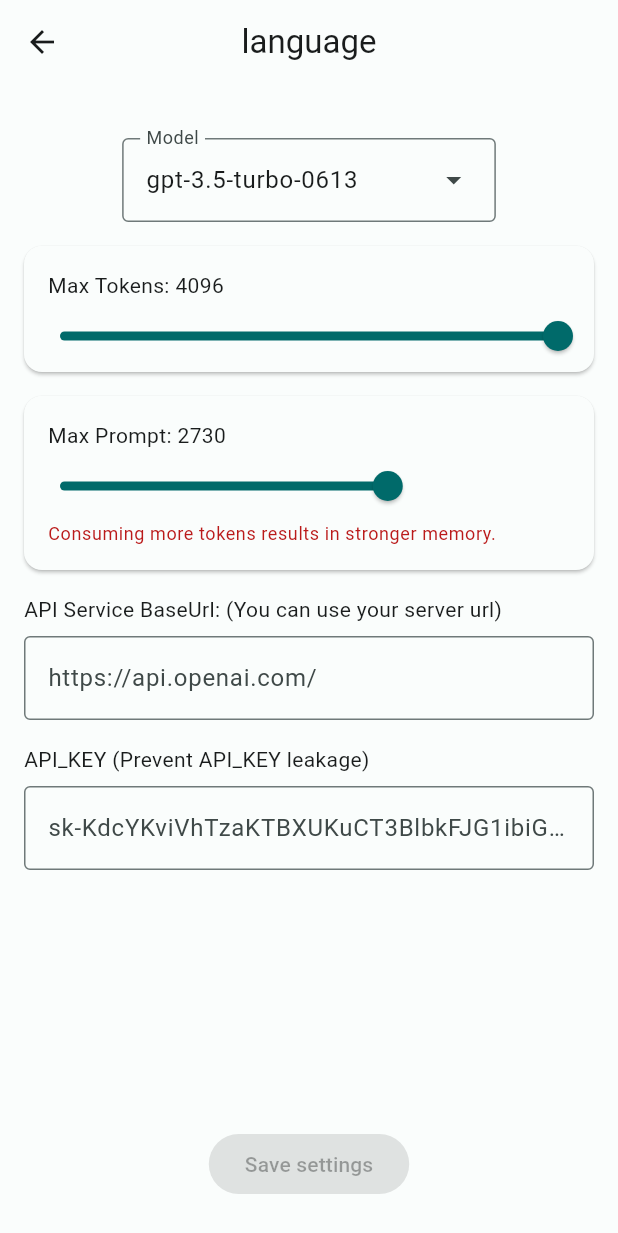
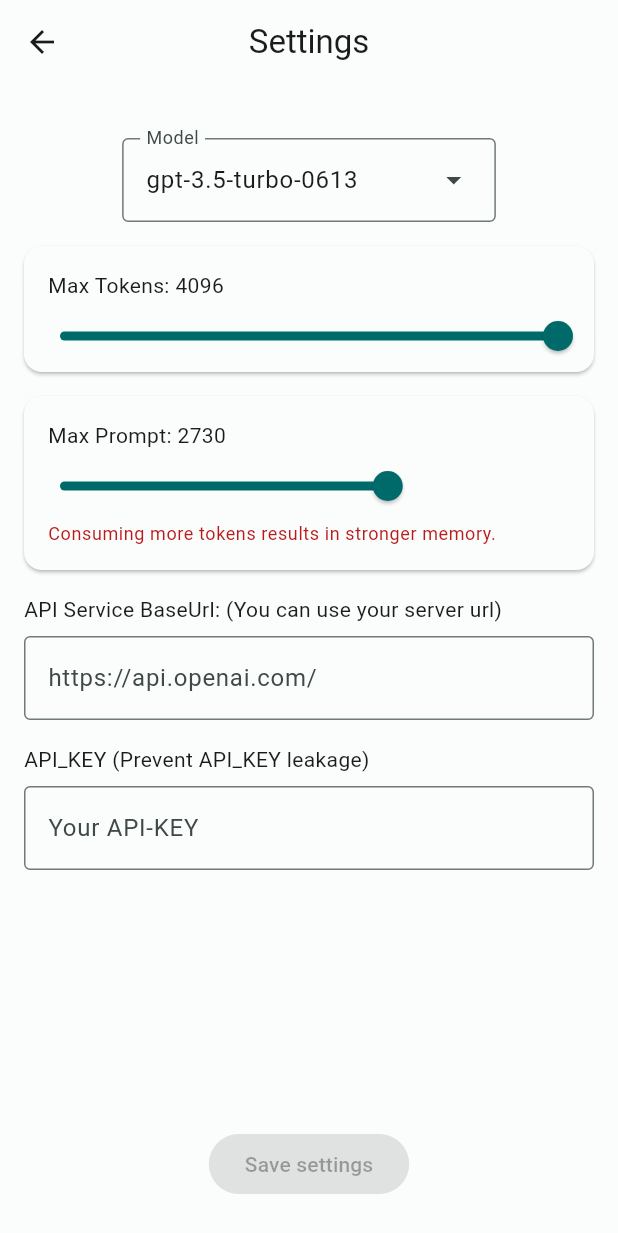
Before and after one commit to nb7123/OpenChatGPT-Client, a Flutter app: the SettingsOpenAiCompat screen opened directly, on a phone screen of 412 x 824 dp. Shown: the top 1233 px of the screen. Run offline on Flutter 3.47's test engine with Material 2 defaults, Android fonts, the phone set to English and light mode, and no system bars; our stand-ins replace isar; missing offline and left inert: dart_openai, flutter_math_fork, markdown, markdown_widget, tiktoken; accounts and stored records are empty; generated files the repository leaves out were written again; statements that could not run were skipped.

Commit message:
Update README; Fix the bug that the API_KEY and BaseUrl configurations are not effective.

```diff
--- a/lib/api/openai.dart
+++ b/lib/api/openai.dart
@@ -10,7 +10,7 @@ import '../utils/logger.dart';
 import '../utils/utils.dart';
 
 const defaultOpenAiBaseUrl = "https://api.openai.com/";
-const defaultApiKey = "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";
+const defaultApiKey = "Your API-KEY";
 
 Future<Chat> newAndActiveConversation() async {
   // remove temp messages
@@ -85,6 +85,8 @@ Future<void> _createStream(Message promptMessage, Message assistMessage,
   if (apiKey.isEmpty) {
     throw Exception("Invalid api key: $apiKey");
   }
+
+  OpenAI.baseUrl = SettingsStates.settings.openAiBaseUrl;
   OpenAI.apiKey = apiKey;
 
   OpenAI openAI = OpenAI.instance;
--- a/lib/screens/settings/compat.dart
+++ b/lib/screens/settings/compat.dart
@@ -42,7 +42,7 @@ class SettingsOpenAiCompat extends StatelessWidget {
   Widget build(BuildContext context) {
     return Scaffold(
       appBar: AxionAppBar(
-        title: Text(AppLocalizations.of(context)!.title_language),
+        title: Text(AppLocalizations.of(context)!.settings),
         actions: const [],
       ),
       body: const OpenAIConfigScreen(),
--- a/lib/states/settings.dart
+++ b/lib/states/settings.dart
@@ -108,6 +108,10 @@ class SettingsStates {
     return SystemSettings()
       ..theme = settings.theme
       ..model = settings.model
+      ..openAiBaseUrl = settings.openAiBaseUrl
+      ..openAiApiKey = settings.openAiApiKey
+      ..contextWindow = settings.contextWindow
+      ..maxPromptTokens = settings.maxPromptTokens
       ..locale = settings.locale;
   }
 
--- a/lib/utils/utils.dart
+++ b/lib/utils/utils.dart
@@ -1,4 +1,5 @@
 import 'package:dart_openai/dart_openai.dart';
+import 'package:open_chatgpt/utils/logger.dart';
 import 'package:tiktoken/tiktoken.dart';
 
 import '../model/openai.dart';
@@ -26,6 +27,7 @@ class Utils {
 
     numTokens += 3; // every reply is primed with <|start|>assistant<|message|>
 
+    AppLogger.log("Message tokens: $numTokens, $message");
     return numTokens;
   }
 
```
Also changed, not shown: resources/android.png (added), resources/apple-store.png (added), resources/google-play.png (added), resources/screenshot.jpg (added), 2 other files.
